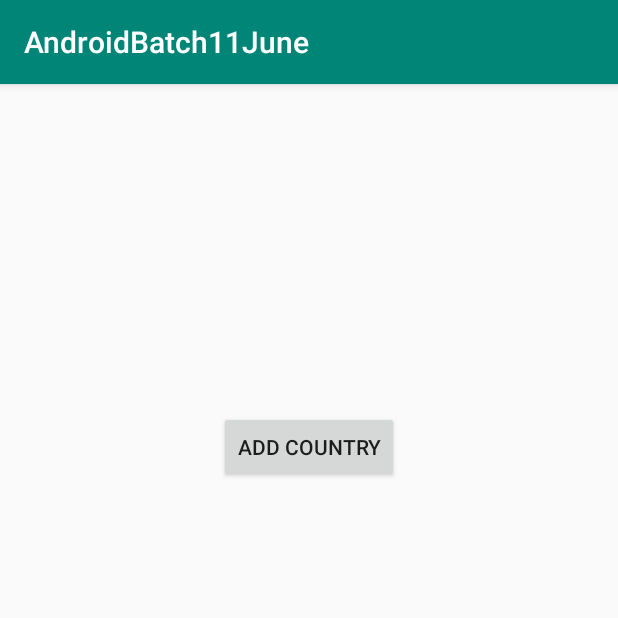
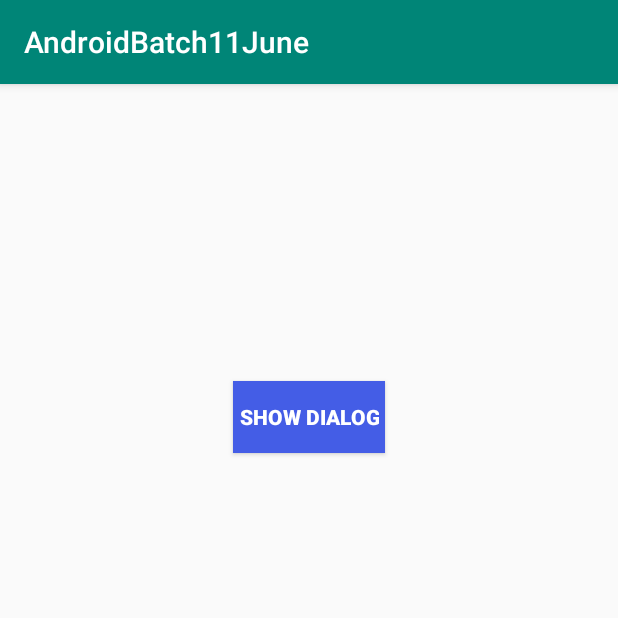
Before and after one commit to rajansaindane/AndroidDemo, an Android app: the screen it shows after launch (RetrofitDemoActivity before the commit, DialogActivity after it), on a phone screen of 412 x 824 dp, the top half of it. Run offline under Robolectric (Android 15) with nearby library versions, the phone set to English and light mode, and no system bars.

Commit message:
custom dialog and alert dialog.

```diff
--- /dev/null
+++ b/app/src/main/assets/demo.json
@@ -0,0 +1,5 @@
+{
+  "name": "rsjsan",
+  "id": 123,
+  "address": "pune"
+}
--- /dev/null
+++ b/app/src/main/res/layout/activity_dialog.xml
@@ -0,0 +1,22 @@
+<?xml version="1.0" encoding="utf-8"?>
+<android.support.constraint.ConstraintLayout xmlns:android="http://schemas.android.com/apk/res/android"
+    xmlns:app="http://schemas.android.com/apk/res-auto"
+    xmlns:tools="http://schemas.android.com/tools"
+    android:layout_width="match_parent"
+    android:layout_height="match_parent"
+    tools:context=".notification.DialogActivity">
+
+    <Button
+        android:id="@+id/btnShowDialog"
+        android:layout_width="wrap_content"
+        android:layout_height="wrap_content"
+        android:layout_marginTop="198dp"
+        android:text="@string/show_dialog"
+        android:background="@color/colorBlue"
+        android:padding="4dp"
+        android:textStyle="bold"
+        android:textColor="#fff"
+        app:layout_constraintEnd_toEndOf="parent"
+        app:layout_constraintStart_toStartOf="parent"
+        app:layout_constraintTop_toTopOf="parent" />
+</android.support.constraint.ConstraintLayout>
--- a/app/src/main/res/values/strings.xml
+++ b/app/src/main/res/values/strings.xml
@@ -4,4 +4,5 @@
     <!-- TODO: Remove or change this placeholder text -->
     <string name="hello_blank_fragment">Hello blank fragment</string>
     <string name="call_fragment">Call Fragment</string>
+    <string name="show_dialog">Show Dialog</string>
 </resources>
```
Also changed, not shown: app/src/main/AndroidManifest.xml (+5 -4 lines), app/src/main/java/com/melayer/androidbatch11june/notification/DialogActivity.kt (added, +70 -0 lines), app/src/main/res/layout/custom_dialog.xml (added, +65 -0 lines).
